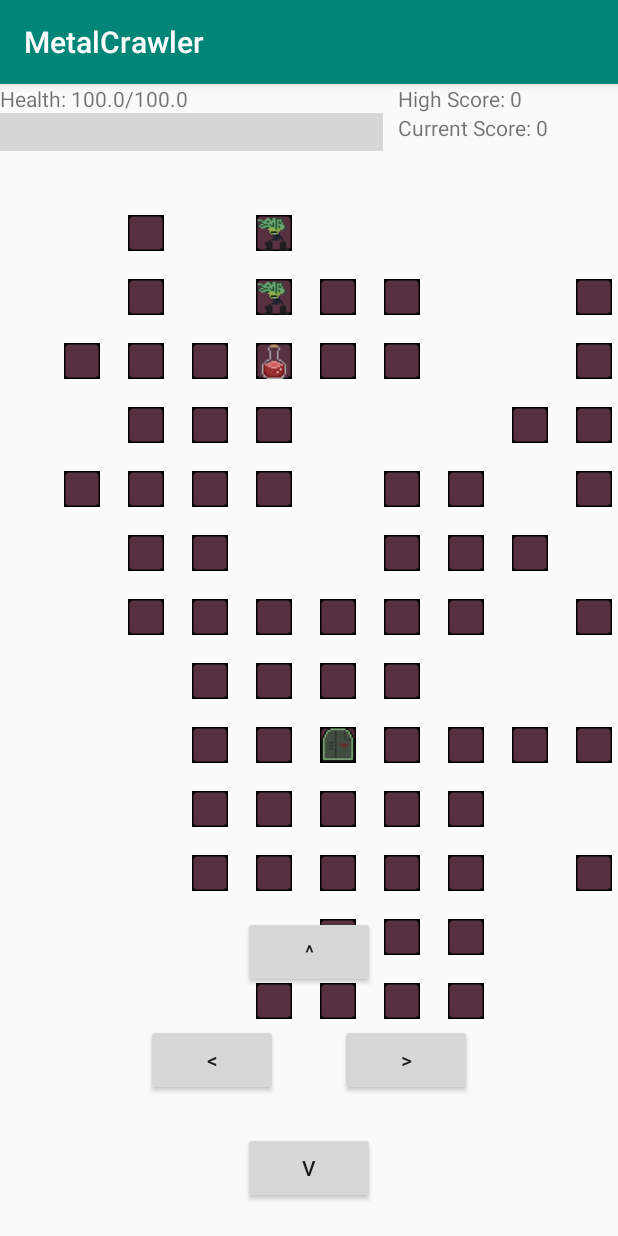
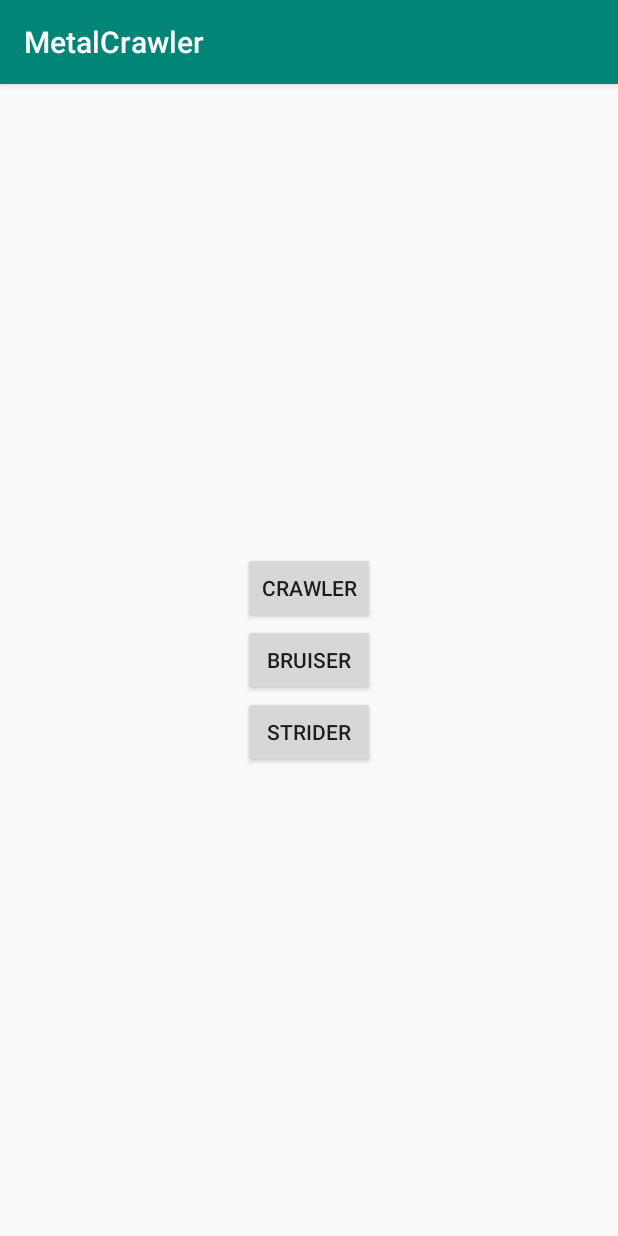
Before and after one commit to anPerez4120/MetalCrawler, an Android app: the screen it shows after launch (GameActivity before the commit, ClassActivity after it), after a tap on "CRAWL", on a phone screen of 412 x 824 dp. Run offline under Robolectric (Android 15) with nearby library versions, the light colour scheme and no system bars; libraries missing offline, so code that uses them is left out: com.onesignal; grey boxes are pictures that could not be loaded.

Commit message:
Added the class activity, so that the player may choose their class before the game.

```diff
--- a/app/src/main/AndroidManifest.xml
+++ b/app/src/main/AndroidManifest.xml
@@ -33,6 +33,10 @@
             android:screenOrientation="portrait">
         </activity>
 
+        <activity android:name=".ClassActivity"
+            android:exported="false">
+        </activity>
+
         <activity android:name=".GameOverActivity"
             android:exported="false">
         </activity>
--- /dev/null
+++ b/app/src/main/java/csc472/depaul/edu/metalcrawler/ClassActivity.java
@@ -0,0 +1,55 @@
+package csc472.depaul.edu.metalcrawler;
+
+import android.content.Intent;
+import android.os.Bundle;
+import android.support.v7.app.AppCompatActivity;
+import android.view.View;
+import csc472.depaul.edu.metalcrawler.GameComponents.Player;
+
+public class ClassActivity extends AppCompatActivity {
+
+    Player player;
+
+    @Override
+    protected void onCreate(Bundle savedInstanceState) {
+
+        super.onCreate(savedInstanceState);
+
+        setContentView(R.layout.activity_class);
+
+        findViewById(R.id.defaultClass).setOnClickListener(new View.OnClickListener() {
+            @Override
+            public void onClick(View v) {
+                //Todo: apply class to the player
+                Intent intent = new Intent(getClassActivity(), GameActivity.class);
+                intent.putExtra("player", 0);
+                getClassActivity().startActivity(intent);
+            }
+        });
+
+        findViewById(R.id.bruiser).setOnClickListener(new View.OnClickListener() {
+            @Override
+            public void onClick(View v) {
+                //Todo: apply class to the player
+                Intent intent = new Intent(getClassActivity(), GameActivity.class);
+                intent.putExtra("player", 1);
+                getClassActivity().startActivity(intent);
+            }
+        });
+
+        findViewById(R.id.strider).setOnClickListener(new View.OnClickListener() {
+            @Override
+            public void onClick(View v) {
+                //Todo: apply class to the player
+                Intent intent = new Intent(getClassActivity(), GameActivity.class);
+                intent.putExtra("player", 2);
+                getClassActivity().startActivity(intent);
+            }
+        });
+
+    }
+
+    public ClassActivity getClassActivity(){
+        return this;
+    }
+}
--- a/app/src/main/java/csc472/depaul/edu/metalcrawler/GameComponents/GameManager.java
+++ b/app/src/main/java/csc472/depaul/edu/metalcrawler/GameComponents/GameManager.java
@@ -106,6 +106,7 @@ public class GameManager implements Parcelable {
         instance.cellAuto = new CellularAutomata();
         instance.sprites = new ArrayList<List<Sprite>>();
         instance.actors = new ArrayList<Actor>();
+        instance.entities = new ArrayList<Entity>();
     }
 
     public void PerformTurn()
--- a/app/src/main/java/csc472/depaul/edu/metalcrawler/GameComponents/UI/HealthBar.java
+++ b/app/src/main/java/csc472/depaul/edu/metalcrawler/GameComponents/UI/HealthBar.java
@@ -40,7 +40,7 @@ public class HealthBar extends SurfaceView {
         paint.setStrokeWidth(3);
 
         //make calculation for the ratio required to get rect width
-        ratio = GameManager.Instance().GetPlayer().GetHealth() / 100;
+        ratio = GameManager.Instance().GetPlayer().GetHealth() / GameManager.Instance().GetPlayer().GetMaxHealth();
 
         rect.set(0, 0, (int) (canvas.getWidth()*ratio), canvas.getHeight());
         canvas.drawRect(rect, paint);
--- a/app/src/main/java/csc472/depaul/edu/metalcrawler/MainActivity.java
+++ b/app/src/main/java/csc472/depaul/edu/metalcrawler/MainActivity.java
@@ -123,7 +123,7 @@ public class MainActivity extends AppCompatActivity {
             gameActivity.setOnClickListener(new View.OnClickListener() {
                 @Override
                 public void onClick(View v) {
-                    Intent intent = new Intent(getMainActivity(), GameActivity.class);
+                    Intent intent = new Intent(getMainActivity(), ClassActivity.class);
                     getMainActivity().startActivity(intent);
                 }
             });
--- /dev/null
+++ b/app/src/main/res/layout/activity_class.xml
@@ -0,0 +1,29 @@
+<?xml version="1.0" encoding="utf-8"?>
+<LinearLayout
+    xmlns:android="http://schemas.android.com/apk/res/android" android:layout_width="match_parent"
+    android:layout_height="match_parent"
+    android:orientation="vertical"
+    android:gravity="center">
+
+    <Button
+        android:id="@+id/defaultClass"
+        android:layout_width="wrap_content"
+        android:layout_height="wrap_content"
+        android:text="Crawler"/>
+
+    <Button
+        android:id="@+id/bruiser"
+        android:layout_width="wrap_content"
+        android:layout_height="wrap_content"
+        android:text="Bruiser" />
+
+    <Button
+        android:id="@+id/strider"
+        android:layout_width="wrap_content"
+        android:layout_height="wrap_content"
+        android:text="Strider"/>
+
+
+
+
+</LinearLayout>
```
Also changed, not shown: app/src/main/java/csc472/depaul/edu/metalcrawler/GameActivity.java (+30 -10 lines), app/src/main/java/csc472/depaul/edu/metalcrawler/GameComponents/Player.java (+20 -10 lines), app/src/main/java/csc472/depaul/edu/metalcrawler/GameOverActivity.java (+3 -12 lines), app/src/main/res/layout/activity_gameover.xml (+0 -8 lines).
